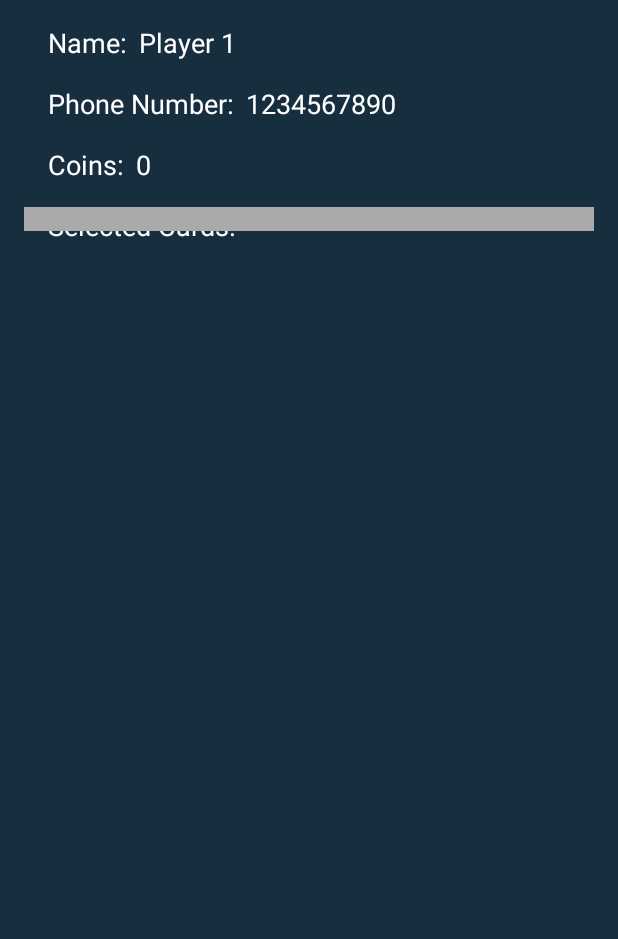
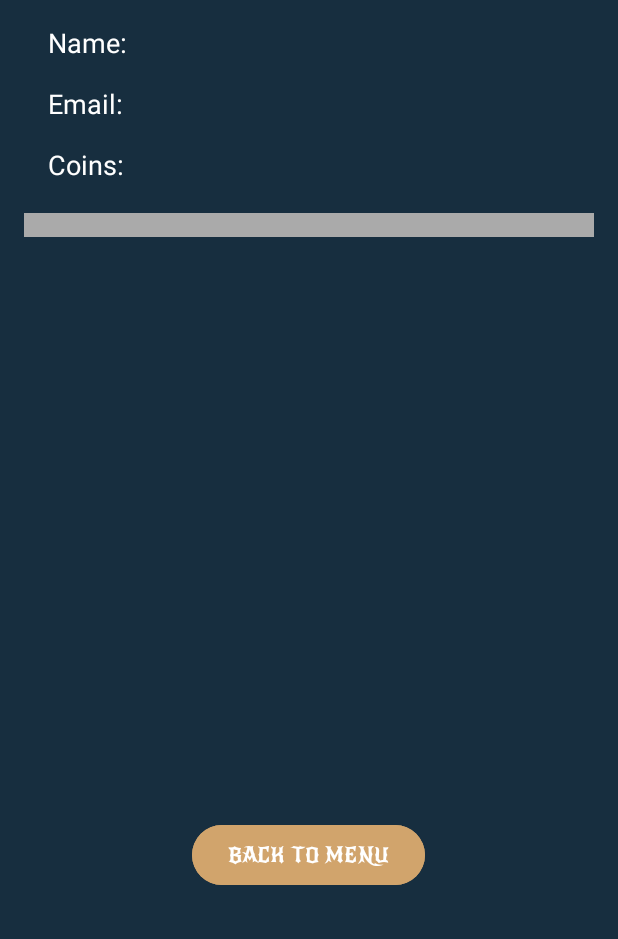
Before and after one commit to DaniellaVardi/War_of_Cards, an Android app: the ProfileActivity screen opened directly, with no data from a screen before it, on a phone screen of 412 x 824 dp, the part 297-1236 px from its top. Run offline under Robolectric (Android 15) with nearby library versions, the phone set to English and light mode, and no system bars; our stand-ins replace Firebase (no records; nobody signed in at launch, a user with empty details on screens opened directly); 1 statement that could not run was skipped.

Commit message:
add all cards + add firebase realtime database for players

```diff
--- a/app/build.gradle.kts
+++ b/app/build.gradle.kts
@@ -45,4 +45,6 @@ dependencies {
     androidTestImplementation(libs.espresso.core)
     implementation(platform("com.google.firebase:firebase-bom:33.1.2"))
     implementation("com.google.firebase:firebase-analytics")
+    implementation("com.google.firebase:firebase-database")
+
 }
--- a/app/src/main/AndroidManifest.xml
+++ b/app/src/main/AndroidManifest.xml
@@ -3,6 +3,9 @@
     xmlns:tools="http://schemas.android.com/tools">
 
     <uses-permission android:name="android.permission.INTERNET" />
+    <uses-permission android:name="android.permission.WRITE_EXTERNAL_STORAGE"
+        android:maxSdkVersion="32"
+        tools:ignore="ScopedStorage" />
 
     <application
         android:allowBackup="true"
--- /dev/null
+++ b/app/src/main/java/com/example/war_of_cards/Database/DataBaseInterface.java
@@ -0,0 +1,5 @@
+package com.example.war_of_cards.Database;
+
+public interface DataBaseInterface {
+    void loadToDataBase();
+}
--- a/app/src/main/java/com/example/war_of_cards/Model/Deck.java
+++ b/app/src/main/java/com/example/war_of_cards/Model/Deck.java
@@ -8,11 +8,15 @@ import java.util.List;
 public class Deck {
 
     public static final Card[] DECK = {
+        new Card("Peasant", 1000, 1000, R.drawable.ic_card_1000),
         new Card("Elf", 2000, 2000, R.drawable.ic_card_2000),
         new Card("Centaur", 3000, 3000, R.drawable.ic_card_3000),
         new Card("Knight", 4000, 4000, R.drawable.ic_card_4000),
+        new Card("Archer", 5000, 5000, R.drawable.ic_card_5000),
         new Card("Dragon", 6000, 6000, R.drawable.ic_card_6000),
         new Card("Sorcerer", 7000, 7000, R.drawable.ic_card_7000),
+        new Card("King", 8000, 8000, R.drawable.ic_card_8000),
+        new Card("Queen", 9000, 9000, R.drawable.ic_card_9000),
         new Card("Phoenix", 10000, 10000, R.drawable.ic_card_10000)
     };
 
--- a/app/src/main/java/com/example/war_of_cards/ProfileActivity.java
+++ b/app/src/main/java/com/example/war_of_cards/ProfileActivity.java
@@ -1,52 +1,65 @@
 package com.example.war_of_cards;
 
+import android.content.Intent;
 import android.os.Bundle;
+import android.util.Log;
+import android.view.View;
+import android.widget.Button;
 import android.widget.TextView;
-
 import androidx.appcompat.app.AppCompatActivity;
-
 import com.example.war_of_cards.Model.Player;
+import com.google.firebase.auth.FirebaseAuth;
+import com.google.firebase.database.DatabaseReference;
+import com.google.firebase.database.FirebaseDatabase;
 
 public class ProfileActivity extends AppCompatActivity {
-
     private TextView profileName;
-    private TextView profilePhoneNumber;
+    private TextView profileEmail;
     private TextView profileCoins;
-//    private TextView profileCards;
     private Player player;
+    private Button backButton;
 
     @Override
     protected void onCreate(Bundle savedInstanceState) {
         super.onCreate(savedInstanceState);
         setContentView(R.layout.activity_profile);
 
-        // Initialize views
         profileName = findViewById(R.id.profile_name);
-        profilePhoneNumber = findViewById(R.id.profile_phone_number);
+        profileEmail = findViewById(R.id.profile_email);
         profileCoins = findViewById(R.id.profile_coins);
-//        profileCards = findViewById(R.id.profile_cards);
+        backButton = findViewById(R.id.back_BTN);
 
-        // Retrieve the player object (this is just a placeholder, update accordingly)
-        player = getPlayer(); // Implement this method to retrieve the Player object
+        FirebaseAuth auth = FirebaseAuth.getInstance();
+        String uid = auth.getCurrentUser().getUid();
+        DatabaseReference ref = FirebaseDatabase.getInstance().getReference("Players").child(uid);
 
-        // Set the player details to the views
-        profileName.setText(player.getName());
-        profilePhoneNumber.setText(player.getPhoneNumber());
-        profileCoins.setText(String.valueOf(player.getCoins()));
-//        profileCards.setText(getPlayerCards(player)); // Implement this method to retrieve the player's card names
+        ref.get().addOnCompleteListener(task -> {
+            if (task.isSuccessful()) {
+                player = task.getResult().getValue(Player.class);
+                Log.d("player", player.toString());
+                if (player != null) {
+                    updateProfileUI();
+                }
+            }
+        });
+
+        // Set up the return to menu button
+        backButton.setOnClickListener(new View.OnClickListener() {
+            @Override
+            public void onClick(View v) {
+                // Start the Main Menu Activity
+                Intent intent = new Intent(ProfileActivity.this, MenuActivity.class);
+                startActivity(intent);
+                finish(); // Optional: Close the current activity
+            }
+        });
     }
 
-    private Player getPlayer() {
-        // Retrieve the player object, possibly from an Intent or a saved instance state
-        // This is a placeholder method, implement it according to your needs
-        return new Player("Player 1", "1234567890");
+
+    private void updateProfileUI() {
+        profileName.setText(player.getName());
+        profileEmail.setText(player.getEmail());
+        profileCoins.setText(String.valueOf(player.getCoins()));
+        // Update UI with the player's cards as needed
     }
-
-//    private String getPlayerCards(Player player) {
-//        StringBuilder cardsBuilder = new StringBuilder();
-//        for (Card card : player.getCards()) {
-//            cardsBuilder.append(card.getName()).append("\n");
-//        }
-//        return cardsBuilder.toString();
-//    }
 }
--- a/app/src/main/res/layout/activity_game_setup.xml
+++ b/app/src/main/res/layout/activity_game_setup.xml
@@ -37,6 +37,7 @@
         android:layout_width="wrap_content"
         android:layout_height="wrap_content"
         android:text="Confirm Selection"
+        android:textAllCaps="true"
         android:textSize="20sp"
         android:fontFamily="@font/new_rocket"
         android:textColor="@color/white"
@@ -52,6 +53,7 @@
         android:layout_width="wrap_content"
         android:layout_height="wrap_content"
         android:text="Back To Menu"
+        android:textAllCaps="true"
         android:textSize="20sp"
         android:fontFamily="@font/new_rocket"
         android:textColor="@color/white"
--- a/app/src/main/res/layout/activity_profile.xml
+++ b/app/src/main/res/layout/activity_profile.xml
@@ -38,10 +38,10 @@
         android:layout_marginStart="8dp" />
 
     <TextView
-        android:id="@+id/profile_phone_number_label"
+        android:id="@+id/profile_email_label"
         android:layout_width="wrap_content"
         android:layout_height="wrap_content"
-        android:text="Phone Number:"
+        android:text="Email:"
         android:textSize="18sp"
         android:textColor="@android:color/white"
         android:layout_below="@id/profile_name_label"
@@ -49,14 +49,14 @@
         android:layout_marginStart="16dp" />
 
     <TextView
-        android:id="@+id/profile_phone_number"
+        android:id="@+id/profile_email"
         android:layout_width="wrap_content"
         android:layout_height="wrap_content"
         android:textSize="18sp"
         android:textColor="@android:color/white"
         android:layout_below="@id/profile_name"
         android:layout_marginTop="16dp"
-        android:layout_toEndOf="@id/profile_phone_number_label"
+        android:layout_toEndOf="@id/profile_email_label"
         android:layout_marginStart="8dp" />
 
     <TextView
@@ -66,7 +66,7 @@
         android:text="Coins:"
         android:textSize="18sp"
         android:textColor="@android:color/white"
-        android:layout_below="@id/profile_phone_number_label"
+        android:layout_below="@id/profile_email_label"
         android:layout_marginTop="16dp"
         android:layout_marginStart="16dp" />
 
@@ -76,7 +76,7 @@
         android:layout_height="wrap_content"
         android:textSize="18sp"
         android:textColor="@android:color/white"
-        android:layout_below="@id/profile_phone_number"
+        android:layout_below="@id/profile_email"
         android:layout_marginTop="16dp"
         android:layout_toEndOf="@id/profile_coins_label"
         android:layout_marginStart="8dp" />
@@ -98,11 +98,23 @@
         android:layout_height="wrap_content"
         android:orientation="vertical"
         android:layout_below="@id/profile_coins"
-        android:layout_marginTop="16dp"
+        android:layout_marginTop="20dp"
         android:padding="8dp"
         android:background="@android:color/darker_gray">
 
         <!-- This is where individual cards will be added dynamically -->
     </LinearLayout>
 
+    <Button
+        android:id="@+id/back_BTN"
+        android:layout_width="wrap_content"
+        android:layout_height="wrap_content"
+        android:text="Back to Menu"
+        android:textAllCaps="true"
+        android:fontFamily="@font/new_rocket"
+        android:backgroundTint="@color/gold"
+        android:layout_centerHorizontal="true"
+        android:layout_alignParentBottom="true"
+        android:layout_marginBottom="16dp" />
+
 </RelativeLayout>
--- a/app/src/main/res/layout/activity_result.xml
+++ b/app/src/main/res/layout/activity_result.xml
@@ -33,6 +33,7 @@
         android:layout_height="wrap_content"
         android:text="Play Again"
         android:fontFamily="@font/new_rocket"
+        android:textAllCaps="true"
         android:textSize="24dp"
         android:layout_below="@id/result_text_view"
         android:layout_marginTop="80dp"
@@ -46,6 +47,7 @@
         android:layout_height="wrap_content"
         android:text="Main Menu"
         android:fontFamily="@font/new_rocket"
+        android:textAllCaps="true"
         android:textSize="24dp"
         android:layout_below="@id/result_btn_play_again"
         android:layout_marginTop="20dp"
```
Also changed, not shown: app/src/main/java/com/example/war_of_cards/Model/Card.java (+19 -0 lines), app/src/main/java/com/example/war_of_cards/Model/Player.java (+71 -15 lines), app/src/main/java/com/example/war_of_cards/RegisterActivity.java (+15 -0 lines), app/src/main/res/drawable/ic_card_1000.xml (added, +11 -0 lines), app/src/main/res/drawable/ic_card_5000.xml (added, +11 -0 lines), app/src/main/res/drawable/ic_card_8000.xml (added, +11 -0 lines), app/src/main/res/drawable/ic_card_9000.xml (added, +11 -0 lines), app/src/main/res/drawable/card_1000.png (added), app/src/main/res/drawable/card_5000.png (added), 3 other files.
